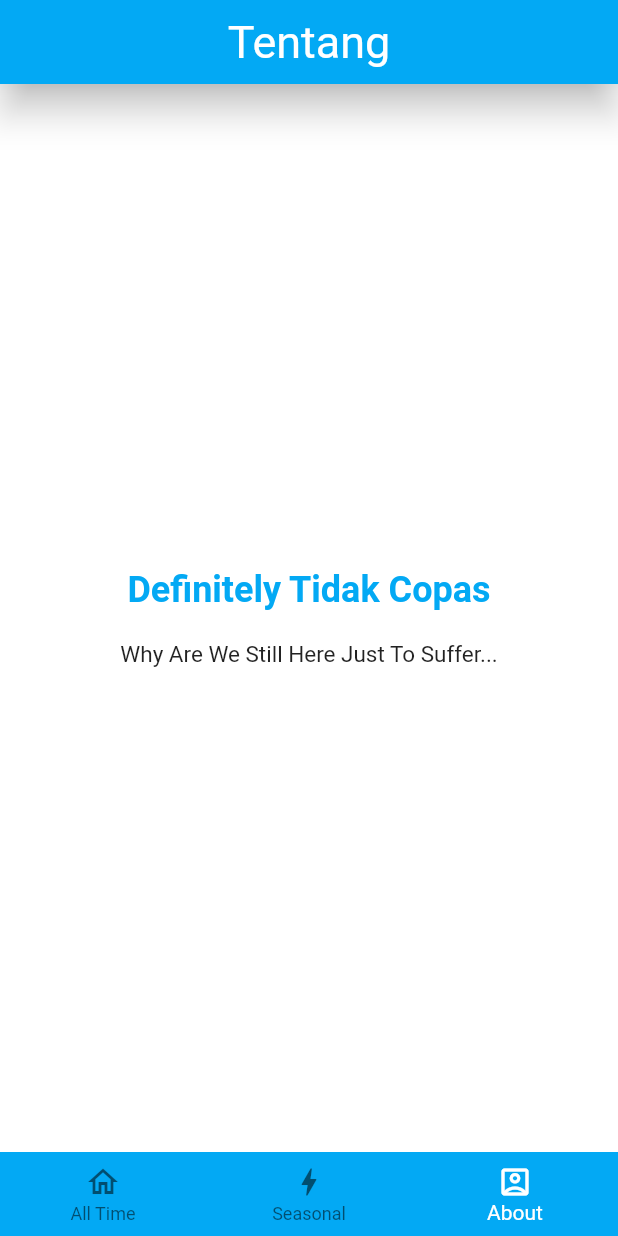
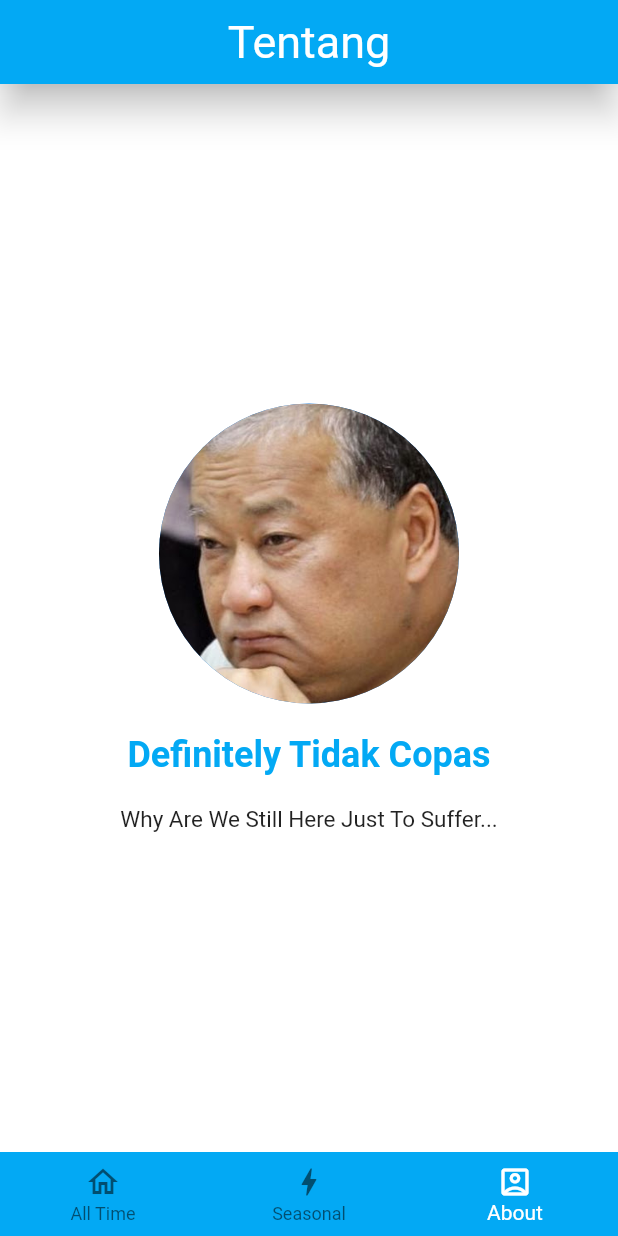
Before and after one commit to Zomboza/Mal_TA_MDP, a Flutter app: the screen it shows after launch, item 3 of the bottom bar chosen, on a phone screen of 412 x 824 dp. Run offline on Flutter 3.47's test engine with Material 2 defaults, Android fonts, the light colour scheme and no system bars; our stand-ins replace google_fonts; network calls fail.

Commit message:
last tiuch

```diff
--- a/ta_mdp_mal/lib/screens/about.dart
+++ b/ta_mdp_mal/lib/screens/about.dart
@@ -29,15 +29,12 @@ class _AboutPageState extends State<AboutPage> {
         child: Column(
           mainAxisAlignment: MainAxisAlignment.center,
           children: [
-            // Padding(
-            //     padding: const EdgeInsets.only(bottom: 100),
-            //     child: Image.asset(
-            //       //"images/about.png",
-            //       width: 250,
-            //       height: 250,
-            //     )),
+            CircleAvatar(
+                 radius: 100,
+                 backgroundImage: AssetImage("images/about.jpg")
+                 ),
             Padding(
-              padding: const EdgeInsets.only(bottom: 20),
+              padding: const EdgeInsets.only(bottom: 20, top: 20),
               child: Text(
                 'Definitely Tidak Copas',
                 style: GoogleFonts.roboto(
--- a/ta_mdp_mal/lib/screens/all.dart
+++ b/ta_mdp_mal/lib/screens/all.dart
@@ -59,8 +59,9 @@ class _AnimePageState extends State<AnimePage> {
                               contentPadding: const EdgeInsets.symmetric(
                                   horizontal: 20, vertical: 10),
                               leading:
-                                 Image.network(snapshot.data![index].imageUrl),
-
+                                 Container(
+                                   width:70,
+                                   child: Image.network(snapshot.data![index].imageUrl,fit:BoxFit.cover,)),
                               title: Text(
                                 snapshot.data![index].title,
                                 style: GoogleFonts.nunito(
--- a/ta_mdp_mal/lib/screens/top.dart
+++ b/ta_mdp_mal/lib/screens/top.dart
@@ -56,7 +56,9 @@ class _AnimePage1State extends State<AnimePage1> {
                               contentPadding: const EdgeInsets.symmetric(
                                   horizontal: 20, vertical: 10),
                               leading:
-                                Image.network(snapshot.data![index].imageUrl),
+                                 Container(
+                                   width:70,
+                                   child: Image.network(snapshot.data![index].imageUrl,fit:BoxFit.cover,)),
                               title: Text(
                                 snapshot.data![index].title,
                                 style: GoogleFonts.nunito(
--- a/ta_mdp_mal/pubspec.yaml
+++ b/ta_mdp_mal/pubspec.yaml
@@ -59,9 +59,9 @@ flutter:
   uses-material-design: true
 
   # To add assets to your application, add an assets section, like this:
-  #assets:
-  #   - images/splash.png
-  #   - images/about.png
+  assets:
+     - images/heh.png
+     - images/about.jpg
 
   # An image asset can refer to one or more resolution-specific "variants", see
   # https://flutter.dev/assets-and-images/#resolution-aware.
```
Also changed, not shown: ta_mdp_mal/lib/screens/home.dart (+0 -143 lines), ta_mdp_mal/lib/screens/splash.dart (+6 -6 lines), ta_mdp_mal/images/about.jpg (added), ta_mdp_mal/images/heh.png (added).
